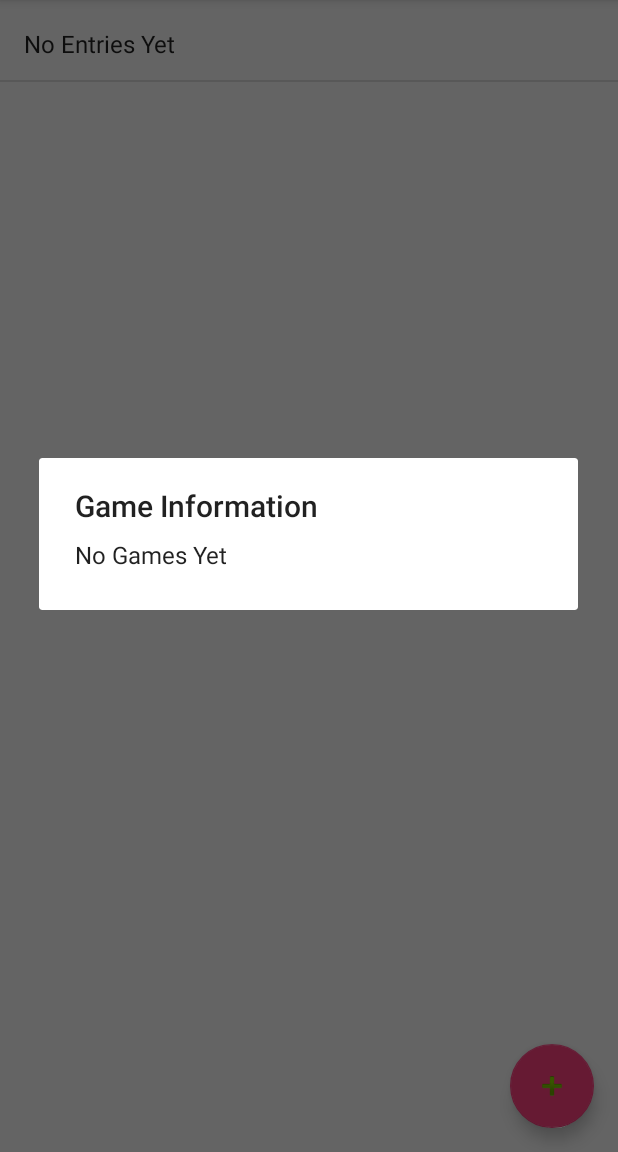
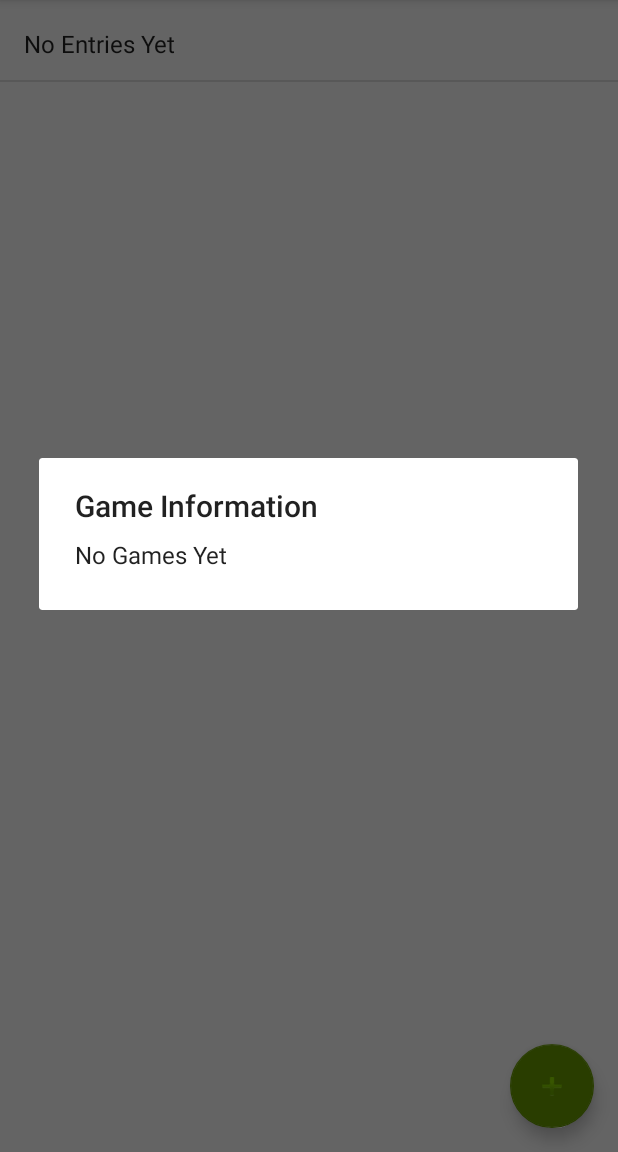
Before and after one commit to DrDab/TrcScoutingApp, an Android app: the screen it shows after launch (AddCompetitions), after a tap on "No Entries Yet", on a phone screen of 412 x 824 dp, the part 84-1236 px from its top. Run offline under Robolectric (Android 15) with nearby library versions, the phone set to English and light mode, and no system bars.

Commit message:
Added clear history option.

```diff
--- a/app/src/main/res/layout/activity_add_competitions.xml
+++ b/app/src/main/res/layout/activity_add_competitions.xml
@@ -31,6 +31,7 @@
         android:layout_height="wrap_content"
         android:layout_gravity="bottom|end"
         android:layout_margin="@dimen/fab_margin"
+        app:backgroundTint="@android:color/holo_green_dark"
         app:srcCompat="@android:drawable/ic_input_add" />
 
 </android.support.design.widget.CoordinatorLayout>
--- a/app/src/main/res/menu/menu_add_competitions.xml
+++ b/app/src/main/res/menu/menu_add_competitions.xml
@@ -14,4 +14,7 @@
         android:orderInCategory="100"
         android:title="@string/action_about"
         app:showAsAction="never" />
+    <item
+        android:id="@+id/action_ac"
+        android:title="Clear all entries..." />
 </menu>
```
Also changed, not shown: app/src/main/java/trc3543/trcscoutingapp/AddCompetitions.java (+23 -1 lines), 75 other files.
